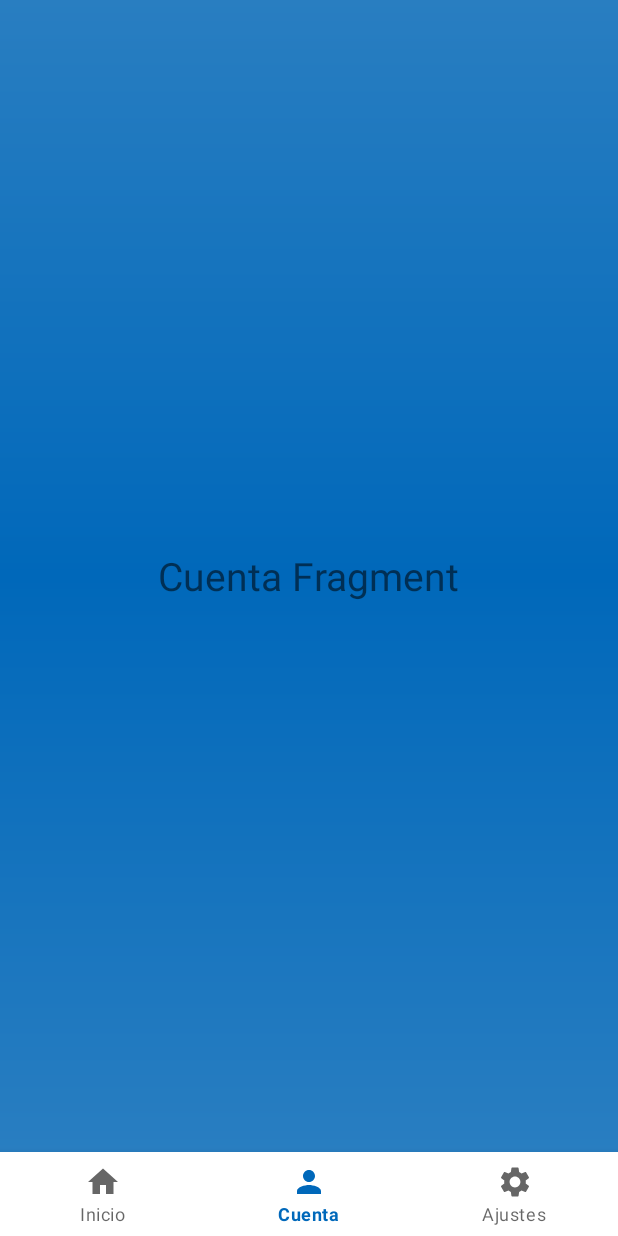
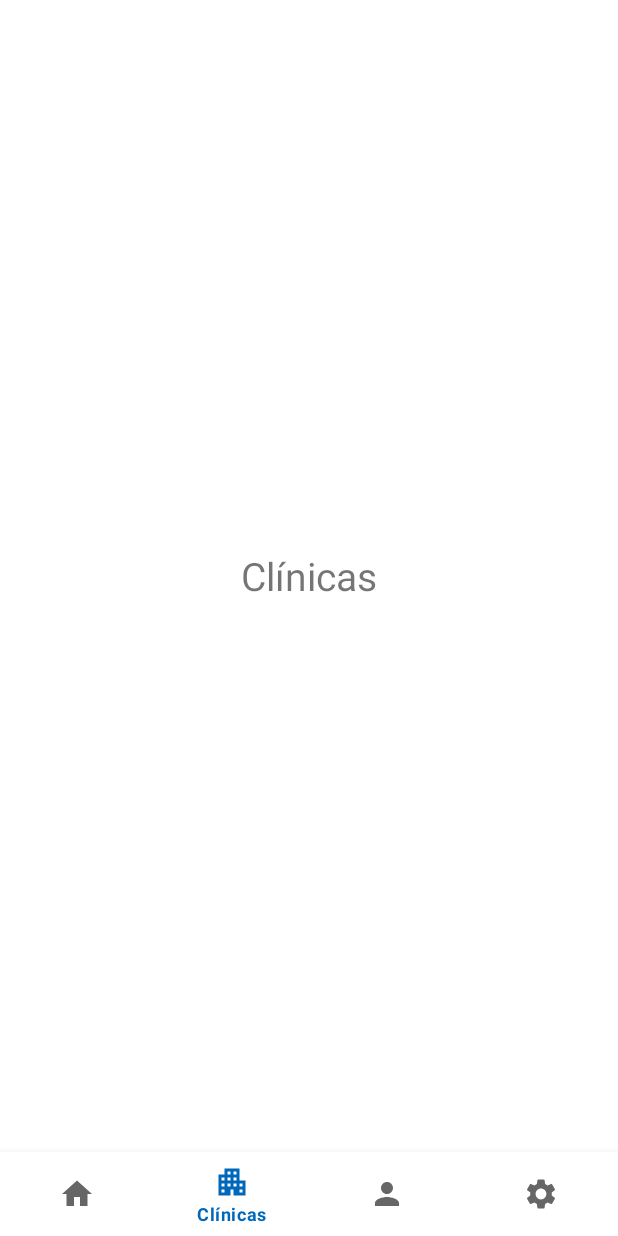
Before and after one commit to stanmkr/Final_Degree_Project, an Android app: the MainActivity screen opened directly, with no data from a screen before it, item 2 of the bottom bar chosen, on a phone screen of 412 x 824 dp. Run offline under Robolectric (Android 15) with nearby library versions, the phone set to English and light mode, and no system bars.

Commit message:
Añadido el elemento Clínicas al menú de navegación

```diff
--- /dev/null
+++ b/app/src/main/java/tfg_stanislav/mypaw/Clinicas.kt
@@ -0,0 +1,59 @@
+package tfg_stanislav.mypaw
+
+import android.os.Bundle
+import androidx.fragment.app.Fragment
+import android.view.LayoutInflater
+import android.view.View
+import android.view.ViewGroup
+
+// TODO: Rename parameter arguments, choose names that match
+// the fragment initialization parameters, e.g. ARG_ITEM_NUMBER
+private const val ARG_PARAM1 = "param1"
+private const val ARG_PARAM2 = "param2"
+
+/**
+ * A simple [Fragment] subclass.
+ * Use the [Clinicas.newInstance] factory method to
+ * create an instance of this fragment.
+ */
+class Clinicas : Fragment() {
+    // TODO: Rename and change types of parameters
+    private var param1: String? = null
+    private var param2: String? = null
+
+    override fun onCreate(savedInstanceState: Bundle?) {
+        super.onCreate(savedInstanceState)
+        arguments?.let {
+            param1 = it.getString(ARG_PARAM1)
+            param2 = it.getString(ARG_PARAM2)
+        }
+    }
+
+    override fun onCreateView(
+        inflater: LayoutInflater, container: ViewGroup?,
+        savedInstanceState: Bundle?
+    ): View? {
+        // Inflate the layout for this fragment
+        return inflater.inflate(R.layout.fragment_clinicas, container, false)
+    }
+
+    companion object {
+        /**
+         * Use this factory method to create a new instance of
+         * this fragment using the provided parameters.
+         *
+         * @param param1 Parameter 1.
+         * @param param2 Parameter 2.
+         * @return A new instance of fragment Clinicas.
+         */
+        // TODO: Rename and change types and number of parameters
+        @JvmStatic
+        fun newInstance(param1: String, param2: String) =
+            Clinicas().apply {
+                arguments = Bundle().apply {
+                    putString(ARG_PARAM1, param1)
+                    putString(ARG_PARAM2, param2)
+                }
+            }
+    }
+}
--- a/app/src/main/java/tfg_stanislav/mypaw/MainActivity.kt
+++ b/app/src/main/java/tfg_stanislav/mypaw/MainActivity.kt
@@ -20,6 +20,7 @@ class MainActivity : AppCompatActivity() {
 
                 R.id.home -> replaceFragment(Inicio())
                 R.id.profile -> replaceFragment(Cuenta())
+                R.id.clinics -> replaceFragment(Clinicas())
                 R.id.settings -> replaceFragment(Ajustes())
 
                 else ->{
--- /dev/null
+++ b/app/src/main/res/drawable/baseline_clinica_24.xml
@@ -0,0 +1,5 @@
+<vector android:height="24dp" android:tint="#000000"
+    android:viewportHeight="24" android:viewportWidth="24"
+    android:width="24dp" xmlns:android="http://schemas.android.com/apk/res/android">
+    <path android:fillColor="@android:color/white" android:pathData="M17,11V3H7v4H3v14h8v-4h2v4h8V11H17zM7,19H5v-2h2V19zM7,15H5v-2h2V15zM7,11H5V9h2V11zM11,15H9v-2h2V15zM11,11H9V9h2V11zM11,7H9V5h2V7zM15,15h-2v-2h2V15zM15,11h-2V9h2V11zM15,7h-2V5h2V7zM19,19h-2v-2h2V19zM19,15h-2v-2h2V15z"/>
+</vector>
--- a/app/src/main/res/layout/fragment_ajustes.xml
+++ b/app/src/main/res/layout/fragment_ajustes.xml
@@ -9,7 +9,7 @@
     <TextView
         android:layout_width="wrap_content"
         android:layout_height="wrap_content"
-        android:text="Ajustes Fragment"
+        android:text="Ajustes"
         android:textSize="26dp"
         android:layout_gravity="center"/>
 
--- /dev/null
+++ b/app/src/main/res/layout/fragment_clinicas.xml
@@ -0,0 +1,16 @@
+<?xml version="1.0" encoding="utf-8"?>
+<FrameLayout xmlns:android="http://schemas.android.com/apk/res/android"
+    xmlns:tools="http://schemas.android.com/tools"
+    android:layout_width="match_parent"
+    android:layout_height="match_parent"
+    tools:context=".Clinicas">
+
+    <!-- TODO: Update blank fragment layout -->
+    <TextView
+        android:layout_width="wrap_content"
+        android:layout_height="wrap_content"
+        android:text="Clínicas"
+        android:textSize="26dp"
+        android:layout_gravity="center"/>
+
+</FrameLayout>
--- a/app/src/main/res/layout/fragment_inicio.xml
+++ b/app/src/main/res/layout/fragment_inicio.xml
@@ -9,7 +9,7 @@
     <TextView
         android:layout_width="wrap_content"
         android:layout_height="wrap_content"
-        android:text="Inicio Fragment"
+        android:text="Inicio"
         android:textSize="26dp"
         android:layout_gravity="center"/>
 
--- a/app/src/main/res/menu/bottom_nav.xml
+++ b/app/src/main/res/menu/bottom_nav.xml
@@ -3,6 +3,9 @@
     <item android:title="Inicio"
         android:id="@+id/home"
         android:icon="@drawable/baseline_home_24"/>
+    <item android:title="Clínicas"
+        android:id="@+id/clinics"
+        android:icon="@drawable/baseline_clinica_24"/>
     <item android:title="Cuenta"
         android:id="@+id/profile"
         android:icon="@drawable/baseline_person_24"/>
```
